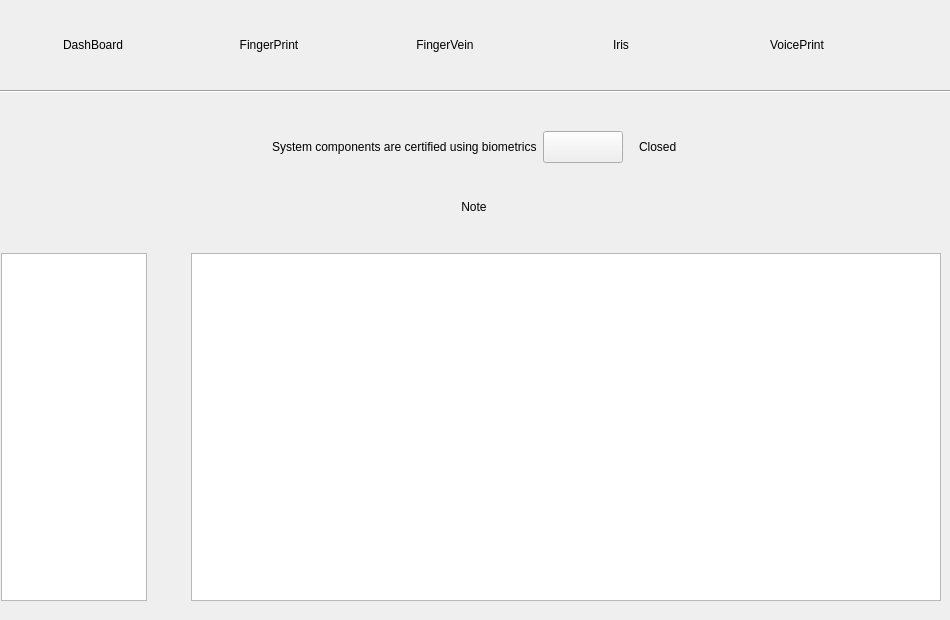
First picture: the form in src/mainwindow.ui, repository ukui/ukui-biometric-manager, before the edit.
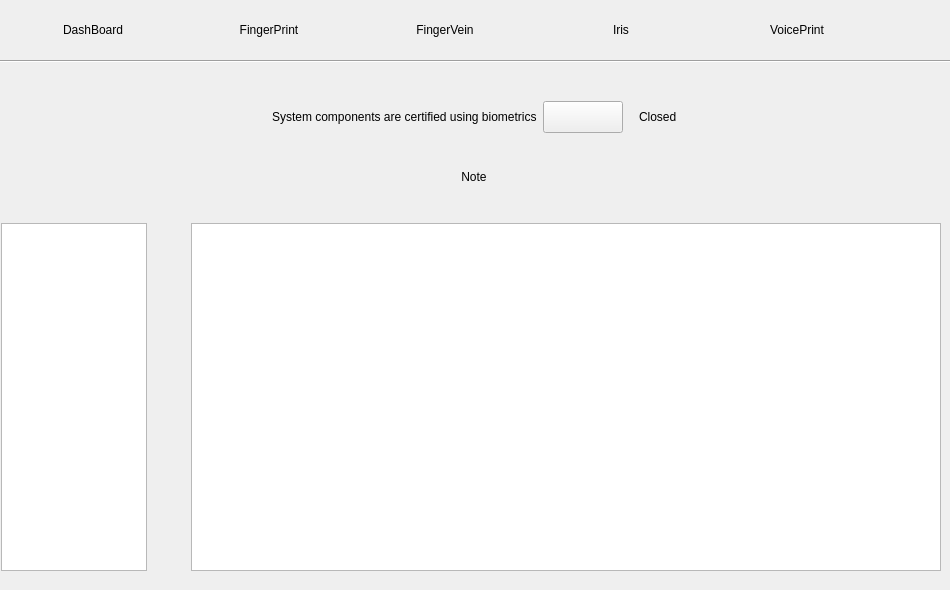
Second picture: the form after the edit.

```diff
--- a/src/mainwindow.ui
+++ b/src/mainwindow.ui
@@ -7,19 +7,19 @@
     <x>0</x>
     <y>0</y>
     <width>950</width>
-    <height>620</height>
+    <height>590</height>
    </rect>
   </property>
   <property name="minimumSize">
    <size>
     <width>950</width>
-    <height>620</height>
+    <height>590</height>
    </size>
   </property>
   <property name="maximumSize">
    <size>
     <width>950</width>
-    <height>620</height>
+    <height>590</height>
    </size>
   </property>
   <property name="windowTitle">
@@ -31,7 +31,7 @@
      <x>0</x>
      <y>0</y>
      <width>950</width>
-     <height>90</height>
+     <height>60</height>
     </rect>
    </property>
    <property name="styleSheet">
@@ -49,7 +49,7 @@
       <property name="minimumSize">
        <size>
         <width>170</width>
-        <height>70</height>
+        <height>40</height>
        </size>
       </property>
       <property name="styleSheet">
@@ -68,7 +68,7 @@
       <property name="minimumSize">
        <size>
         <width>170</width>
-        <height>70</height>
+        <height>40</height>
        </size>
       </property>
       <property name="styleSheet">
@@ -87,7 +87,7 @@
       <property name="minimumSize">
        <size>
         <width>170</width>
-        <height>70</height>
+        <height>40</height>
        </size>
       </property>
       <property name="styleSheet">
@@ -106,7 +106,7 @@
       <property name="minimumSize">
        <size>
         <width>170</width>
-        <height>70</height>
+        <height>40</height>
        </size>
       </property>
       <property name="styleSheet">
@@ -125,7 +125,7 @@
       <property name="minimumSize">
        <size>
         <width>170</width>
-        <height>70</height>
+        <height>40</height>
        </size>
       </property>
       <property name="styleSheet">
@@ -158,7 +158,7 @@
    <property name="geometry">
     <rect>
      <x>1</x>
-     <y>91</y>
+     <y>61</y>
      <width>948</width>
      <height>528</height>
     </rect>
@@ -681,9 +681,9 @@
    <property name="geometry">
     <rect>
      <x>0</x>
-     <y>90</y>
+     <y>60</y>
      <width>951</width>
-     <height>3</height>
+     <height>2</height>
     </rect>
    </property>
    <property name="orientation">
```
